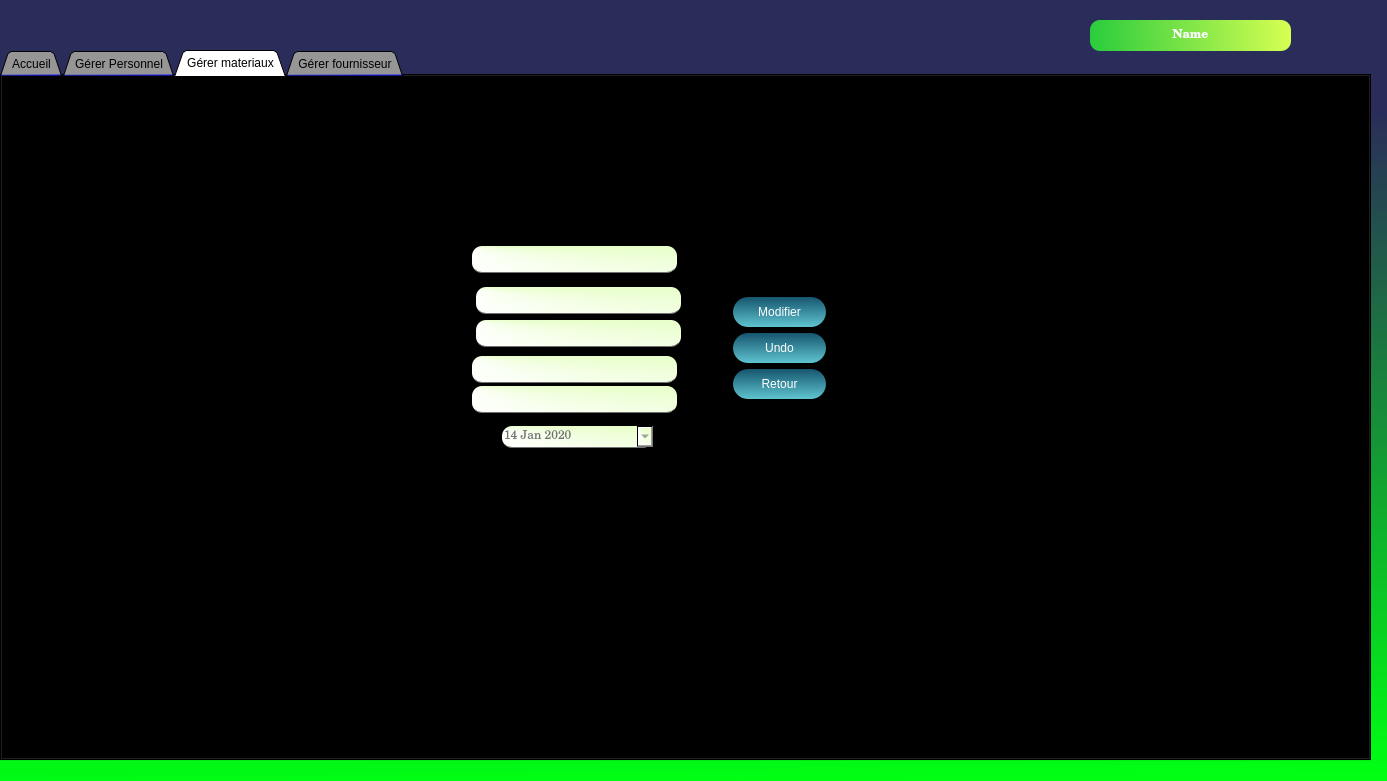
First picture: the form in acceuil.ui, repository oussamaJMAA/Smart_factory_2A12, before the edit.
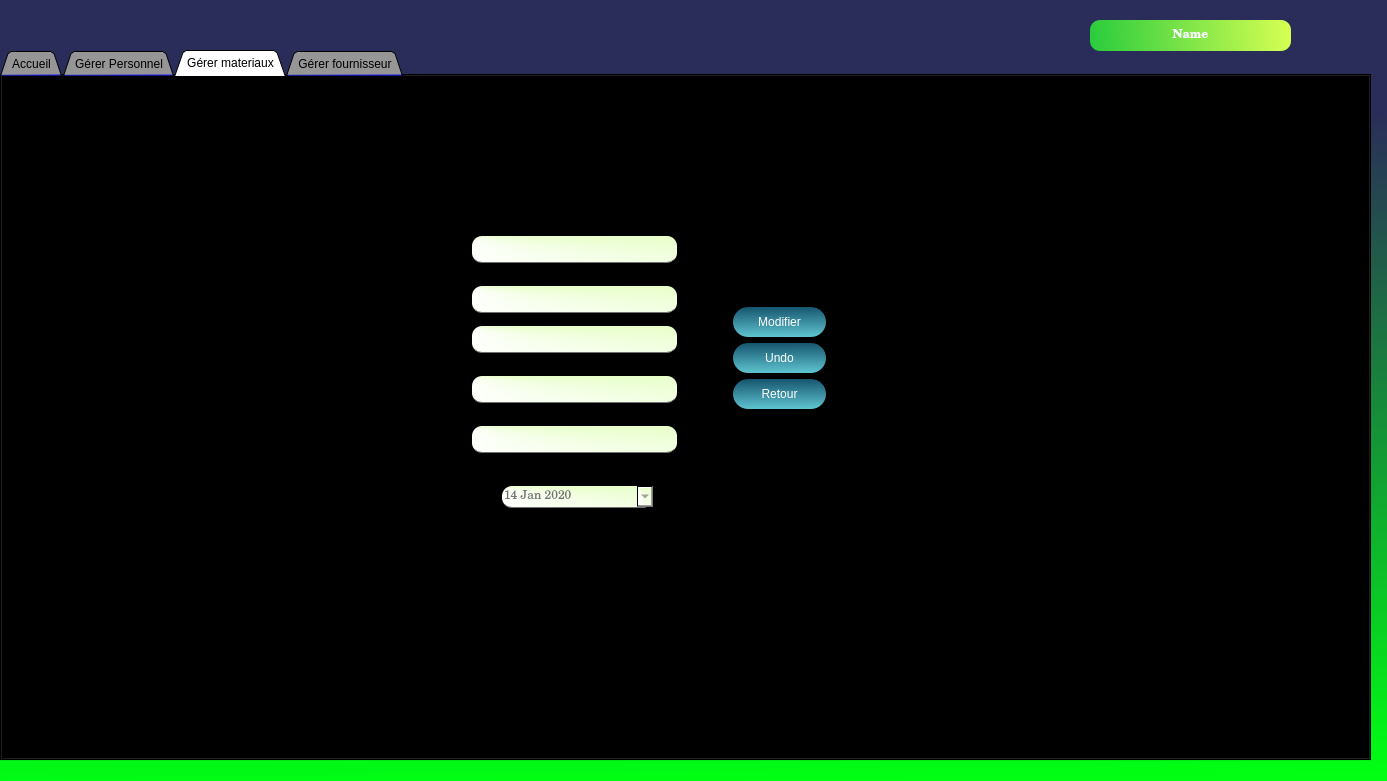
Second picture: the form after the edit. The open tabs and pages were chosen to show the change. Icons and pictures are not drawn.

```diff
--- a/acceuil.ui
+++ b/acceuil.ui
@@ -2734,7 +2734,7 @@
      <property name="geometry">
       <rect>
        <x>0</x>
-       <y>0</y>
+       <y>10</y>
        <width>1131</width>
        <height>681</height>
       </rect>
@@ -3298,8 +3298,8 @@
       <widget class="QLineEdit" name="lineEdit_12">
        <property name="geometry">
         <rect>
-         <x>474</x>
-         <y>244</y>
+         <x>470</x>
+         <y>240</y>
          <width>205</width>
          <height>27</height>
         </rect>
@@ -3309,7 +3309,7 @@
        <property name="geometry">
         <rect>
          <x>470</x>
-         <y>310</y>
+         <y>340</y>
          <width>205</width>
          <height>27</height>
         </rect>
@@ -3360,8 +3360,8 @@
       <widget class="QLineEdit" name="lineEdit_14">
        <property name="geometry">
         <rect>
-         <x>474</x>
-         <y>211</y>
+         <x>470</x>
+         <y>200</y>
          <width>205</width>
          <height>27</height>
         </rect>
@@ -3383,8 +3383,8 @@
       <widget class="QLabel" name="label_34">
        <property name="geometry">
         <rect>
-         <x>320</x>
-         <y>270</y>
+         <x>310</x>
+         <y>300</y>
          <width>112</width>
          <height>21</height>
         </rect>
@@ -3397,7 +3397,7 @@
        <property name="geometry">
         <rect>
          <x>470</x>
-         <y>280</y>
+         <y>290</y>
          <width>205</width>
          <height>27</height>
         </rect>
@@ -3423,7 +3423,7 @@
        <property name="geometry">
         <rect>
          <x>311</x>
-         <y>343</y>
+         <y>400</y>
          <width>108</width>
          <height>21</height>
         </rect>
@@ -3435,8 +3435,8 @@
       <widget class="QLabel" name="label_36">
        <property name="geometry">
         <rect>
-         <x>300</x>
-         <y>300</y>
+         <x>310</x>
+         <y>350</y>
          <width>131</width>
          <height>21</height>
         </rect>
@@ -3449,7 +3449,7 @@
        <property name="geometry">
         <rect>
          <x>311</x>
-         <y>211</y>
+         <y>190</y>
          <width>151</width>
          <height>21</height>
         </rect>
@@ -3478,7 +3478,7 @@
        <property name="geometry">
         <rect>
          <x>320</x>
-         <y>170</y>
+         <y>150</y>
          <width>151</width>
          <height>21</height>
         </rect>
@@ -3491,7 +3491,7 @@
        <property name="geometry">
         <rect>
          <x>470</x>
-         <y>170</y>
+         <y>150</y>
          <width>205</width>
          <height>27</height>
         </rect>
@@ -3501,7 +3501,7 @@
        <property name="geometry">
         <rect>
          <x>500</x>
-         <y>350</y>
+         <y>400</y>
          <width>151</width>
          <height>22</height>
         </rect>
```
Left out of the diff: 36 changed lines with no effect on the pictures.
